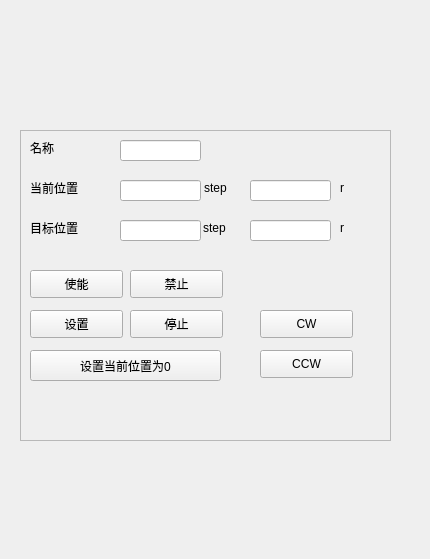
Above: motorui.ui from Mr-tang0/motor before the change. Below: the same form after it.
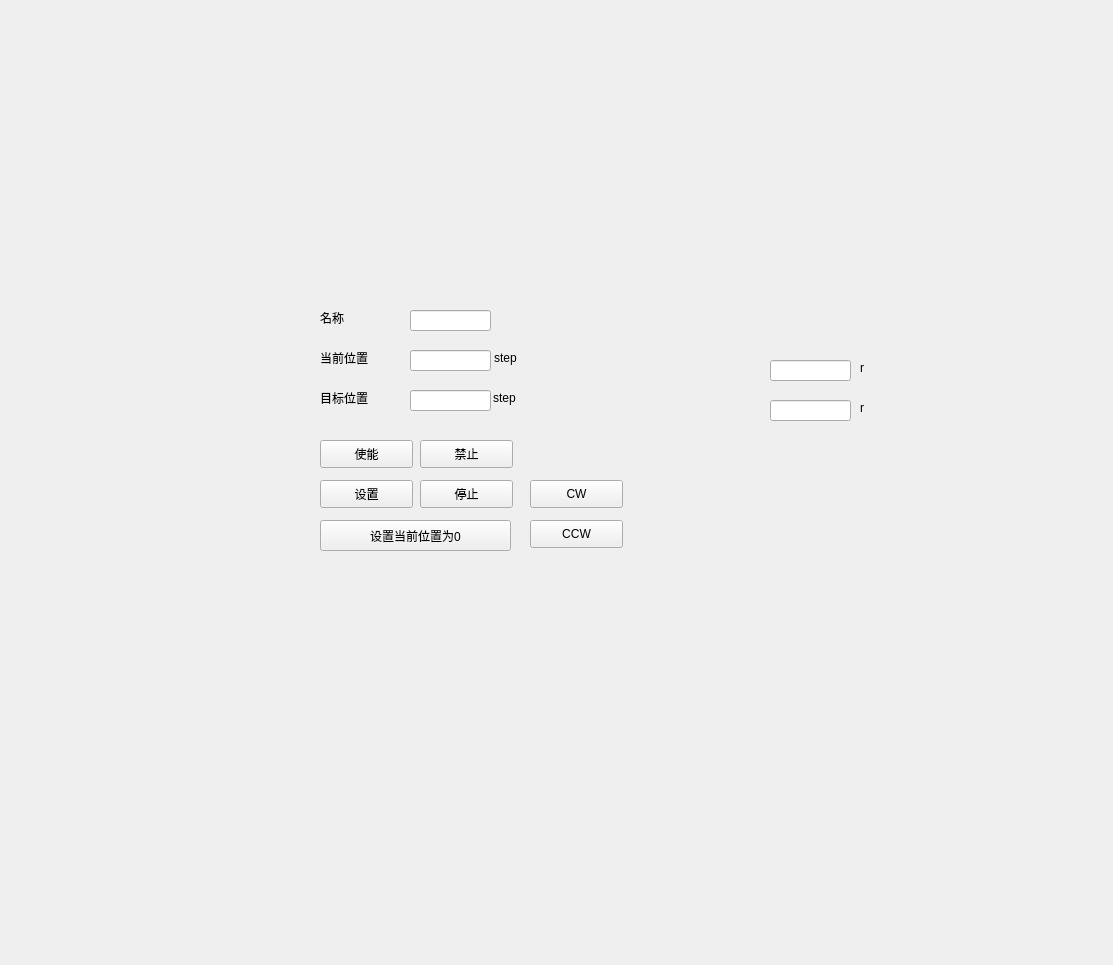
That is the form after the change.

Patch:
```diff
--- a/motorui.ui
+++ b/motorui.ui
@@ -6,141 +6,18 @@
    <rect>
     <x>0</x>
     <y>0</y>
-    <width>430</width>
-    <height>559</height>
+    <width>1113</width>
+    <height>965</height>
    </rect>
   </property>
   <property name="windowTitle">
    <string>Form</string>
   </property>
-  <widget class="QFrame" name="frame">
-   <property name="geometry">
-    <rect>
-     <x>20</x>
-     <y>130</y>
-     <width>371</width>
-     <height>311</height>
-    </rect>
-   </property>
-   <property name="frameShape">
-    <enum>QFrame::StyledPanel</enum>
-   </property>
-   <property name="frameShadow">
-    <enum>QFrame::Raised</enum>
-   </property>
-   <widget class="QPushButton" name="disable">
-    <property name="geometry">
-     <rect>
-      <x>110</x>
-      <y>140</y>
-      <width>93</width>
-      <height>28</height>
-     </rect>
-    </property>
-    <property name="text">
-     <string>禁止</string>
-    </property>
-   </widget>
-   <widget class="QLabel" name="label_3">
-    <property name="geometry">
-     <rect>
-      <x>10</x>
-      <y>10</y>
-      <width>72</width>
-      <height>15</height>
-     </rect>
-    </property>
-    <property name="text">
-     <string>名称</string>
-    </property>
-   </widget>
-   <widget class="QLabel" name="label_5">
-    <property name="geometry">
-     <rect>
-      <x>10</x>
-      <y>90</y>
-      <width>72</width>
-      <height>15</height>
-     </rect>
-    </property>
-    <property name="text">
-     <string>目标位置</string>
-    </property>
-   </widget>
-   <widget class="QLineEdit" name="name">
-    <property name="geometry">
-     <rect>
-      <x>100</x>
-      <y>10</y>
-      <width>81</width>
-      <height>21</height>
-     </rect>
-    </property>
-   </widget>
-   <widget class="QLabel" name="label_4">
-    <property name="geometry">
-     <rect>
-      <x>10</x>
-      <y>50</y>
-      <width>72</width>
-      <height>15</height>
-     </rect>
-    </property>
-    <property name="text">
-     <string>当前位置</string>
-    </property>
-   </widget>
-   <widget class="QLineEdit" name="realposition">
-    <property name="geometry">
-     <rect>
-      <x>100</x>
-      <y>50</y>
-      <width>81</width>
-      <height>21</height>
-     </rect>
-    </property>
-   </widget>
-   <widget class="QLineEdit" name="position">
-    <property name="geometry">
-     <rect>
-      <x>100</x>
-      <y>90</y>
-      <width>81</width>
-      <height>21</height>
-     </rect>
-    </property>
-   </widget>
-   <widget class="QPushButton" name="stop">
-    <property name="geometry">
-     <rect>
-      <x>110</x>
-      <y>180</y>
-      <width>93</width>
-      <height>28</height>
-     </rect>
-    </property>
-    <property name="text">
-     <string>停止</string>
-    </property>
-   </widget>
-   <widget class="QPushButton" name="set">
-    <property name="geometry">
-     <rect>
-      <x>10</x>
-      <y>180</y>
-      <width>93</width>
-      <height>28</height>
-     </rect>
-    </property>
-    <property name="text">
-     <string>设置</string>
-    </property>
-   </widget>
    <widget class="QPushButton" name="cw">
     <property name="geometry">
      <rect>
-      <x>240</x>
-      <y>180</y>
+     <x>530</x>
+     <y>480</y>
       <width>93</width>
       <height>28</height>
      </rect>
@@ -149,57 +26,57 @@
      <string>CW</string>
     </property>
    </widget>
-   <widget class="QPushButton" name="ccw">
-    <property name="geometry">
-     <rect>
-      <x>240</x>
-      <y>220</y>
-      <width>93</width>
-      <height>28</height>
-     </rect>
-    </property>
-    <property name="text">
-     <string>CCW</string>
-    </property>
-   </widget>
-   <widget class="QPushButton" name="enable">
-    <property name="geometry">
-     <rect>
-      <x>10</x>
-      <y>140</y>
-      <width>93</width>
-      <height>28</height>
-     </rect>
-    </property>
-    <property name="text">
-     <string>使能</string>
-    </property>
-   </widget>
-   <widget class="QLineEdit" name="ex_real_pos">
-    <property name="geometry">
-     <rect>
-      <x>230</x>
-      <y>50</y>
-      <width>81</width>
-      <height>21</height>
-     </rect>
-    </property>
-   </widget>
    <widget class="QLineEdit" name="ex_pos">
     <property name="geometry">
      <rect>
-      <x>230</x>
-      <y>90</y>
+     <x>770</x>
+     <y>400</y>
       <width>81</width>
       <height>21</height>
      </rect>
     </property>
    </widget>
+  <widget class="QLineEdit" name="realposition">
+   <property name="geometry">
+    <rect>
+     <x>410</x>
+     <y>350</y>
+     <width>81</width>
+     <height>21</height>
+    </rect>
+   </property>
+  </widget>
+  <widget class="QLabel" name="label_5">
+   <property name="geometry">
+    <rect>
+     <x>320</x>
+     <y>390</y>
+     <width>72</width>
+     <height>15</height>
+    </rect>
+   </property>
+   <property name="text">
+    <string>目标位置</string>
+   </property>
+  </widget>
+  <widget class="QLabel" name="label_30">
+   <property name="geometry">
+    <rect>
+     <x>860</x>
+     <y>400</y>
+     <width>21</width>
+     <height>16</height>
+    </rect>
+   </property>
+   <property name="text">
+    <string>r</string>
+   </property>
+  </widget>
    <widget class="QPushButton" name="zero">
     <property name="geometry">
      <rect>
-      <x>10</x>
-      <y>220</y>
+     <x>320</x>
+     <y>520</y>
       <width>191</width>
       <height>31</height>
      </rect>
@@ -211,8 +88,8 @@
    <widget class="QLabel" name="label_27">
     <property name="geometry">
      <rect>
-      <x>320</x>
-      <y>50</y>
+     <x>860</x>
+     <y>360</y>
       <width>21</width>
       <height>16</height>
      </rect>
@@ -221,11 +98,47 @@
      <string>r</string>
     </property>
    </widget>
+  <widget class="QLabel" name="label_3">
+   <property name="geometry">
+    <rect>
+     <x>320</x>
+     <y>310</y>
+     <width>72</width>
+     <height>15</height>
+    </rect>
+   </property>
+   <property name="text">
+    <string>名称</string>
+   </property>
+  </widget>
+  <widget class="QPushButton" name="set">
+   <property name="geometry">
+    <rect>
+     <x>320</x>
+     <y>480</y>
+     <width>93</width>
+     <height>28</height>
+    </rect>
+   </property>
+   <property name="text">
+    <string>设置</string>
+   </property>
+  </widget>
+  <widget class="QLineEdit" name="name">
+   <property name="geometry">
+    <rect>
+     <x>410</x>
+     <y>310</y>
+     <width>81</width>
+     <height>21</height>
+    </rect>
+   </property>
+  </widget>
    <widget class="QLabel" name="label_28">
     <property name="geometry">
      <rect>
-      <x>184</x>
-      <y>50</y>
+     <x>494</x>
+     <y>350</y>
       <width>41</width>
       <height>16</height>
      </rect>
@@ -234,11 +147,76 @@
      <string>step</string>
     </property>
    </widget>
+  <widget class="QLabel" name="label_4">
+   <property name="geometry">
+    <rect>
+     <x>320</x>
+     <y>350</y>
+     <width>72</width>
+     <height>15</height>
+    </rect>
+   </property>
+   <property name="text">
+    <string>当前位置</string>
+   </property>
+  </widget>
+  <widget class="QPushButton" name="stop">
+   <property name="geometry">
+    <rect>
+     <x>420</x>
+     <y>480</y>
+     <width>93</width>
+     <height>28</height>
+    </rect>
+   </property>
+   <property name="text">
+    <string>停止</string>
+   </property>
+  </widget>
+  <widget class="QPushButton" name="disable">
+   <property name="geometry">
+    <rect>
+     <x>420</x>
+     <y>440</y>
+     <width>93</width>
+     <height>28</height>
+    </rect>
+   </property>
+   <property name="text">
+    <string>禁止</string>
+   </property>
+  </widget>
+  <widget class="QPushButton" name="enable">
+   <property name="geometry">
+    <rect>
+     <x>320</x>
+     <y>440</y>
+     <width>93</width>
+     <height>28</height>
+    </rect>
+   </property>
+   <property name="text">
+    <string>使能</string>
+   </property>
+  </widget>
+  <widget class="QPushButton" name="ccw">
+   <property name="geometry">
+    <rect>
+     <x>530</x>
+     <y>520</y>
+     <width>93</width>
+     <height>28</height>
+    </rect>
+   </property>
+   <property name="text">
+    <string>CCW</string>
+   </property>
+  </widget>
    <widget class="QLabel" name="label_29">
     <property name="geometry">
      <rect>
-      <x>183</x>
-      <y>90</y>
+     <x>493</x>
+     <y>390</y>
       <width>31</width>
       <height>16</height>
      </rect>
@@ -247,19 +225,25 @@
      <string>step</string>
     </property>
    </widget>
-   <widget class="QLabel" name="label_30">
+  <widget class="QLineEdit" name="position">
     <property name="geometry">
      <rect>
-      <x>320</x>
-      <y>90</y>
-      <width>21</width>
-      <height>16</height>
-     </rect>
-    </property>
-    <property name="text">
-     <string>r</string>
-    </property>
-   </widget>
+     <x>410</x>
+     <y>390</y>
+     <width>81</width>
+     <height>21</height>
+    </rect>
+   </property>
+  </widget>
+  <widget class="QLineEdit" name="ex_real_pos">
+   <property name="geometry">
+    <rect>
+     <x>770</x>
+     <y>360</y>
+     <width>81</width>
+     <height>21</height>
+    </rect>
+   </property>
   </widget>
  </widget>
  <resources/>
```
Lines whose indentation alone changed are shown as unchanged.
